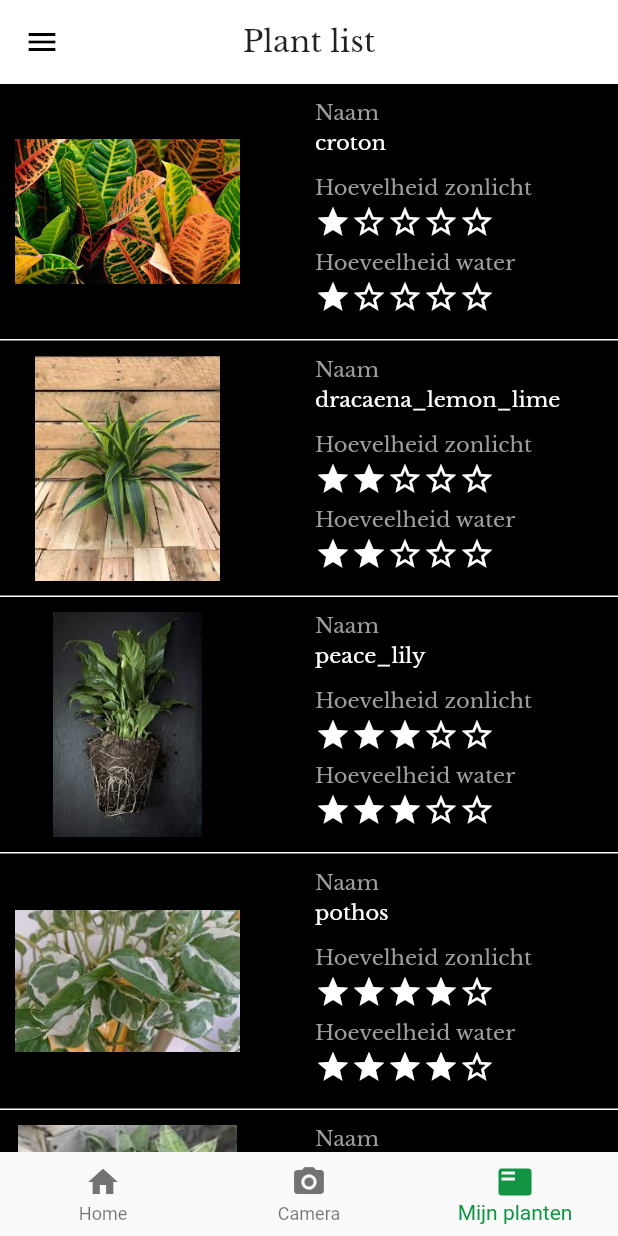
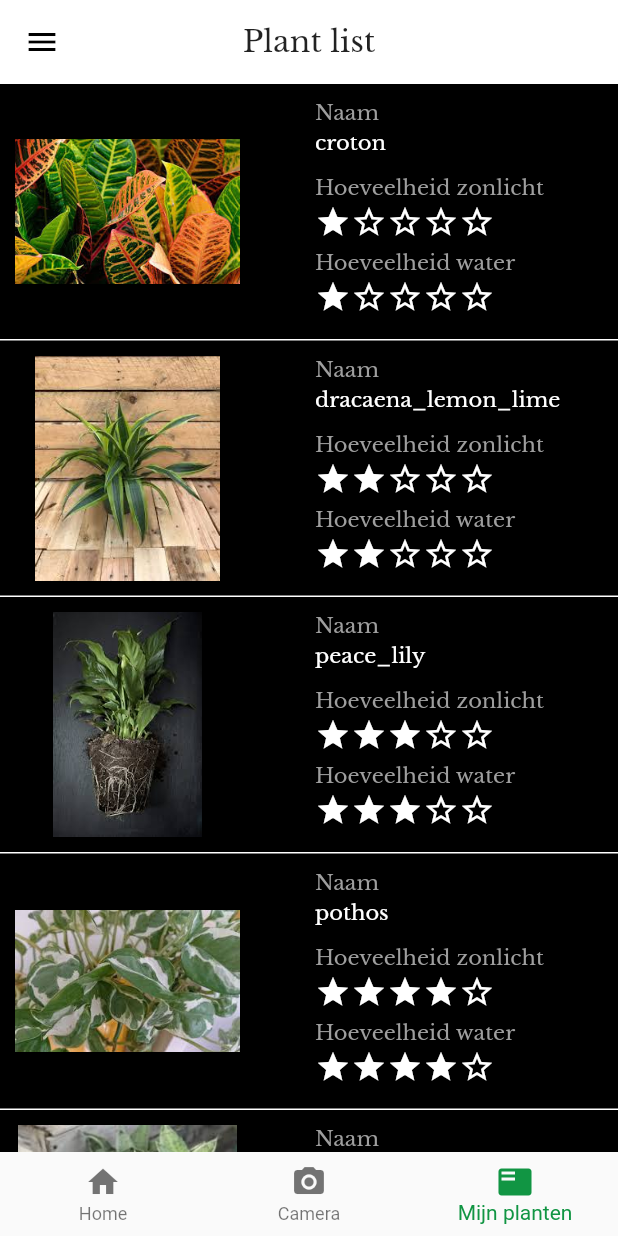
Before and after one commit to Bramgus12/ProjectD, a Flutter app: the PlantList screen opened by its route, on a phone screen of 412 x 824 dp. Run offline on Flutter 3.47's test engine with Material 2 defaults, Android fonts, the phone set to English and light mode, and no system bars.

Commit message:
fixed typo

```diff
--- a/client/lib/pages/PlantList.dart
+++ b/client/lib/pages/PlantList.dart
@@ -101,7 +101,7 @@ class PlantListItem extends StatelessWidget {
               left: 200,
               top: 50,
               child: Text(
-                'Hoevelheid zonlicht',
+                'Hoeveelheid zonlicht',
                 style: TextStyle(
                     color: Colors.grey
                 ),
```
